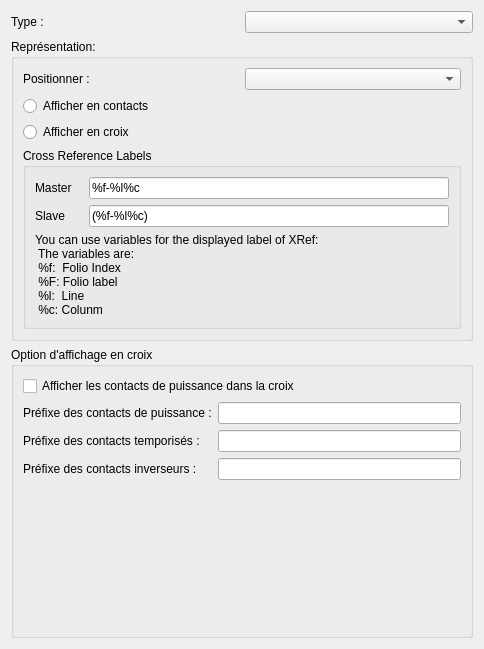
First picture: the form in sources/ui/xrefpropertieswidget.ui, repository qelectrotech/qelectrotech-source-mirror, before the edit.
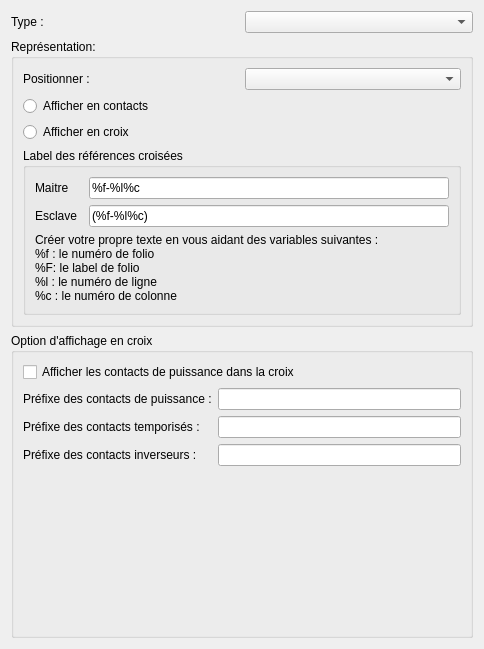
Second picture: the form after the edit.

Commit message: Translate widget to French

```diff
--- a/sources/ui/xrefpropertieswidget.ui
+++ b/sources/ui/xrefpropertieswidget.ui
@@ -75,7 +75,7 @@
         <item>
          <widget class="QGroupBox" name="groupBox">
           <property name="title">
-           <string>Cross Reference Labels</string>
+           <string>Label des références croisées</string>
           </property>
           <layout class="QVBoxLayout" name="verticalLayout_7">
            <item>
@@ -95,7 +95,7 @@
                 </size>
                </property>
                <property name="text">
-                <string>Master</string>
+                <string>Maitre</string>
                </property>
               </widget>
              </item>
@@ -128,7 +128,7 @@
                 </size>
                </property>
                <property name="text">
-                <string>Slave</string>
+                <string>Esclave</string>
                </property>
                <property name="scaledContents">
                 <bool>false</bool>
@@ -147,12 +147,11 @@
            <item>
             <widget class="QLabel" name="label_8">
              <property name="text">
-              <string>You can use variables for the displayed label of XRef: 
- The variables are:
- %f:  Folio Index
- %F: Folio label
- %l:  Line
- %c: Colunm</string>
+              <string>Créer votre propre texte en vous aidant des variables suivantes :
+%f : le numéro de folio 
+%F: le label de folio
+%l : le numéro de ligne
+%c : le numéro de colonne</string>
              </property>
             </widget>
            </item>
```
